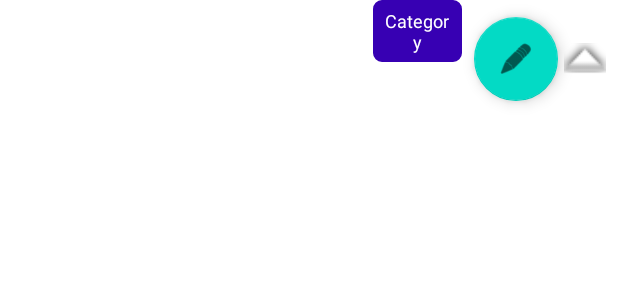
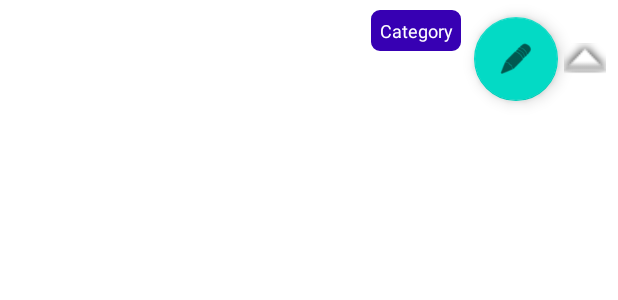
Before and after one commit to CMPUT301F22T08/AndroidImpact, an Android app: the layout ingredient_storage_item.xml on its own in the app's theme, with its tools: preview values and no code run, on a phone screen of 412 x 824 dp. Shown: the top 300 px of the screen. Run offline under Robolectric (Android 15) with nearby library versions, the phone set to English and light mode, and no system bars.

Commit message:
UI updates for Ingredient Storage

```diff
--- a/app/src/main/res/layout/ingredient_storage_item.xml
+++ b/app/src/main/res/layout/ingredient_storage_item.xml
@@ -1,7 +1,6 @@
 <?xml version="1.0" encoding="utf-8"?>
 <LinearLayout xmlns:android="http://schemas.android.com/apk/res/android"
     xmlns:app="http://schemas.android.com/apk/res-auto"
-    xmlns:tools="http://schemas.android.com/tools"
     android:layout_width="match_parent"
     android:layout_height="wrap_content"
     android:orientation="vertical">
@@ -14,13 +13,15 @@
 
         <TextView
             android:id="@+id/store_ingredient_description"
-            android:layout_width="0dp"
+            android:layout_width="230dp"
             android:layout_height="wrap_content"
+            android:maxLines="1"
             android:layout_marginStart="8dp"
             android:padding="0dp"
             android:text="@string/description"
             android:textColor="@color/white"
             android:textSize="30sp"
+            android:ellipsize="end"
             app:layout_constraintEnd_toStartOf="@+id/store_ingredient_category"
             app:layout_constraintHorizontal_bias="0"
             app:layout_constraintStart_toStartOf="parent"
@@ -28,7 +29,7 @@
 
         <TextView
             android:id="@+id/store_ingredient_category"
-            android:layout_width="59dp"
+            android:layout_width="wrap_content"
             android:layout_height="wrap_content"
             android:layout_marginStart="8dp"
             android:layout_marginEnd="8dp"
```
